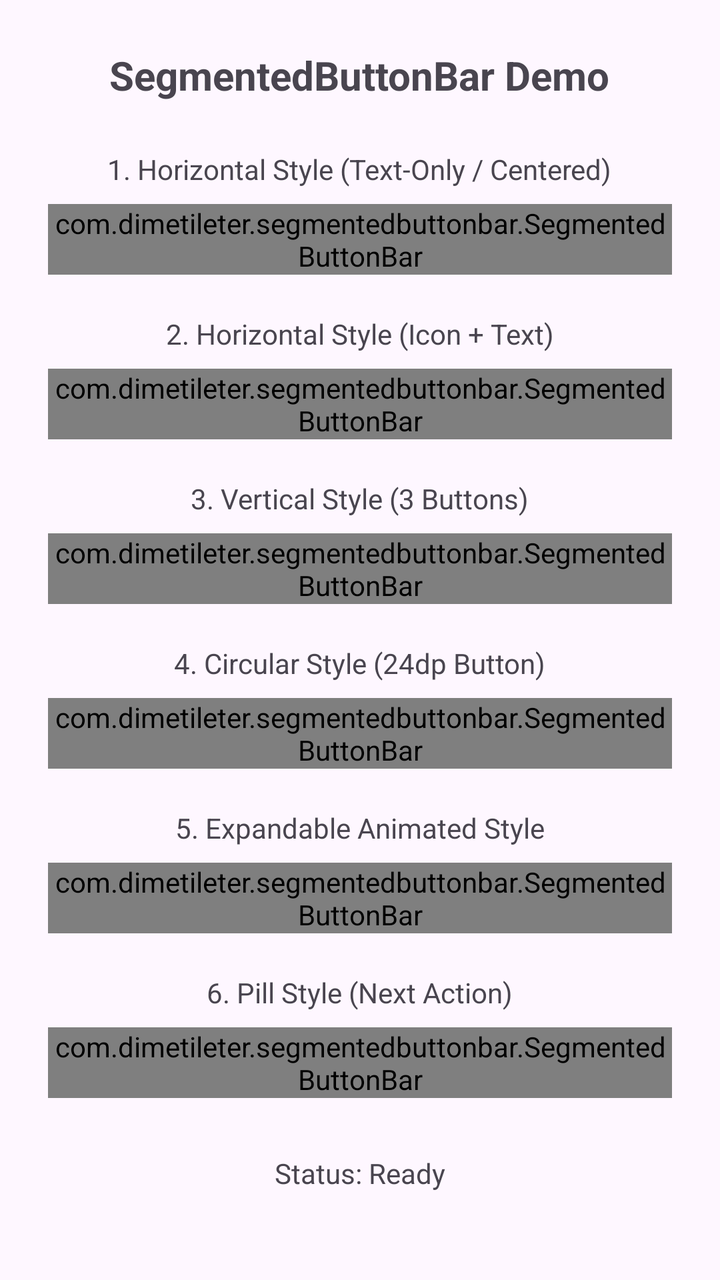
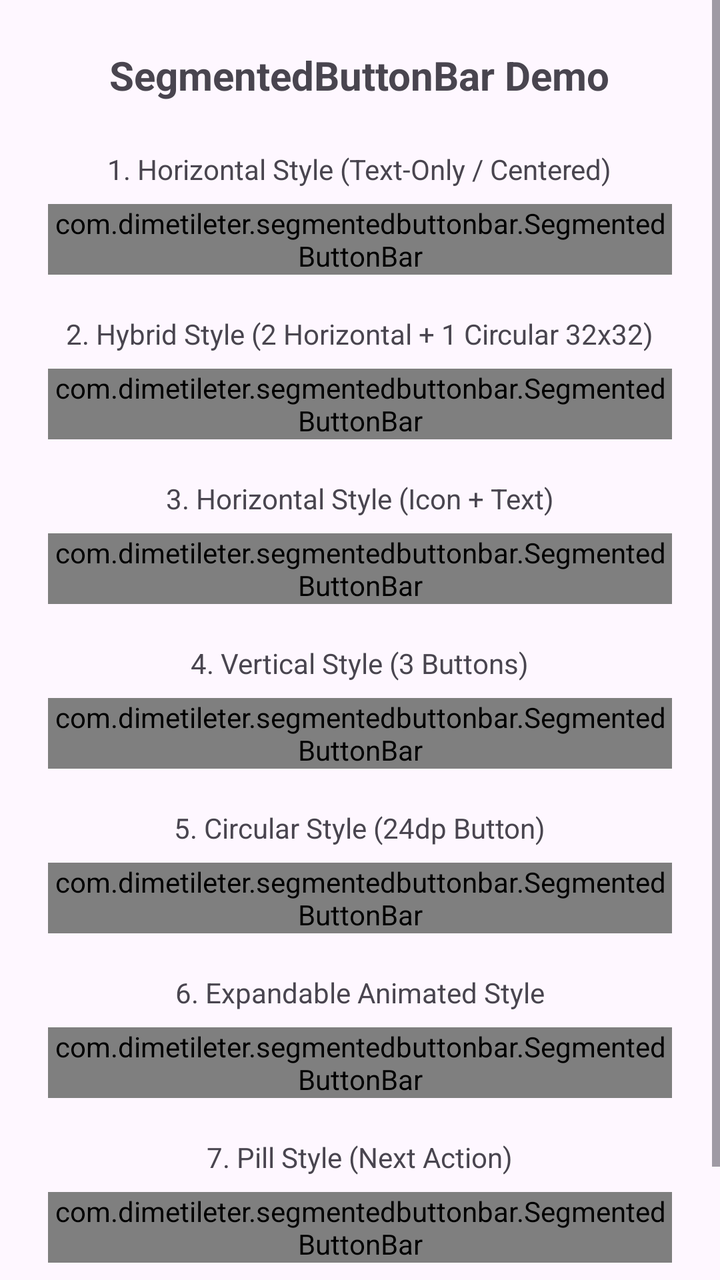

The first picture is an Android layout as it rendered before a commit; the second is the same layout after the commit. The layout source and the unified diff follow.
<!-- AndroidManifest.xml: application theme Theme.SegmentedButtons -->
<!-- res/layout/activity_main.xml -->
<?xml version="1.0" encoding="utf-8"?>
<ScrollView xmlns:android="http://schemas.android.com/apk/res/android"
    xmlns:app="http://schemas.android.com/apk/res-auto"
    xmlns:tools="http://schemas.android.com/tools"
    android:id="@+id/main"
    android:layout_width="match_parent"
    android:layout_height="match_parent"
    tools:context=".MainActivity">

    <LinearLayout
        android:layout_width="match_parent"
        android:layout_height="wrap_content"
        android:orientation="vertical"
        android:gravity="center_horizontal"
        android:padding="24dp">

        <TextView
            android:layout_width="wrap_content"
            android:layout_height="wrap_content"
            android:text="SegmentedButtonBar Demo"
            android:textSize="20sp"
            android:textStyle="bold"
            android:layout_marginBottom="24dp" />

        
        <TextView
            android:layout_width="wrap_content"
            android:layout_height="wrap_content"
            android:text="1. Horizontal Style (Text-Only / Centered)"
            android:layout_marginBottom="8dp" />

        <com.dimetileter.segmentedbuttonbar.SegmentedButtonBar
            android:id="@+id/horizontalBarTextOnly"
            android:layout_width="match_parent"
            android:layout_height="wrap_content"
            app:sbStyle="horizontal"
            app:sbButtonCount="3"
            app:sbButton1Text="Day"
            app:sbButton2Text="Week"
            app:sbButton3Text="Month"
            android:layout_marginBottom="20dp" />

        
        <TextView
            android:layout_width="wrap_content"
            android:layout_height="wrap_content"
            android:text="2. Horizontal Style (Icon + Text)"
            android:layout_marginBottom="8dp" />

        <com.dimetileter.segmentedbuttonbar.SegmentedButtonBar
            android:id="@+id/horizontalBarIconText"
            android:layout_width="match_parent"
            android:layout_height="wrap_content"
            app:sbStyle="horizontal"
            app:sbButtonCount="2"
            app:sbButton1Icon="@drawable/ic_sb_arrow_back"
            app:sbButton1Text="Previous"
            app:sbButton2Icon="@drawable/ic_sb_arrow_next"
            app:sbButton2Text="Next"
            android:layout_marginBottom="20dp" />

        
        <TextView
            android:layout_width="wrap_content"
            android:layout_height="wrap_content"
            android:text="3. Vertical Style (3 Buttons)"
            android:layout_marginBottom="8dp" />

        <com.dimetileter.segmentedbuttonbar.SegmentedButtonBar
            android:id="@+id/verticalBar3"
            android:layout_width="wrap_content"
            android:layout_height="wrap_content"
            app:sbStyle="vertical"
            app:sbButtonCount="3"
            app:sbButton1Icon="@drawable/ic_sb_arrow_next"
            app:sbButton2Icon="@drawable/ic_sb_arrow_back"
            app:sbButton3Icon="@drawable/ic_sb_arrow_next"
            android:layout_marginBottom="20dp" />

        
        <TextView
            android:layout_width="wrap_content"
            android:layout_height="wrap_content"
            android:text="4. Circular Style (24dp Button)"
            android:layout_marginBottom="8dp" />

        <com.dimetileter.segmentedbuttonbar.SegmentedButtonBar
            android:id="@+id/circularBar"
            android:layout_width="wrap_content"
            android:layout_height="wrap_content"
            app:sbStyle="circular"
            app:sbButton1Icon="@drawable/ic_sb_arrow_next"
            android:layout_marginBottom="20dp" />

        
        <TextView
            android:layout_width="wrap_content"
            android:layout_height="wrap_content"
            android:text="5. Expandable Animated Style"
            android:layout_marginBottom="8dp" />

        <com.dimetileter.segmentedbuttonbar.SegmentedButtonBar
            android:id="@+id/expandableBar"
            android:layout_width="wrap_content"
            android:layout_height="wrap_content"
            app:sbStyle="expandable"
            app:sbButtonCount="3"
            app:sbButton1Icon="@drawable/ic_sb_arrow_next"
            app:sbButton2Icon="@drawable/ic_sb_arrow_back"
            app:sbButton3Icon="@drawable/ic_sb_arrow_next"
            android:layout_marginBottom="20dp" />

        
        <TextView
            android:layout_width="wrap_content"
            android:layout_height="wrap_content"
            android:text="6. Pill Style (Next Action)"
            android:layout_marginBottom="8dp" />

        <com.dimetileter.segmentedbuttonbar.SegmentedButtonBar
            android:id="@+id/pillNextBar"
            android:layout_width="wrap_content"
            android:layout_height="wrap_content"
            app:sbStyle="pill"
            app:sbPillType="next"
            android:layout_marginBottom="20dp" />

        
        <TextView
            android:id="@+id/statusText"
            android:layout_width="wrap_content"
            android:layout_height="wrap_content"
            android:text="Status: Ready"
            android:textSize="14sp"
            android:layout_marginTop="8dp" />
    </LinearLayout>
</ScrollView>
<!-- resources referenced by this layout -->
<resources>
  <!-- drawable ic_sb_arrow_back (drawable) -->
  <vector xmlns:android="http://schemas.android.com/apk/res/android"
      android:width="24dp"
      android:height="24dp"
      android:viewportWidth="24"
      android:viewportHeight="24"
      android:tint="?android:attr/colorControlNormal">
      <path
          android:fillColor="@android:color/white"
          android:pathData="M15.41,7.41L10.83,12l4.58,4.59L14,18l-6,-6l6,-6L15.41,7.41z"/>
  </vector>
  <!-- drawable ic_sb_arrow_next (drawable) -->
  <vector xmlns:android="http://schemas.android.com/apk/res/android"
      android:width="24dp"
      android:height="24dp"
      android:viewportWidth="24"
      android:viewportHeight="24"
      android:tint="?android:attr/colorControlNormal">
      <path
          android:fillColor="@android:color/white"
          android:pathData="M8.59,16.59L13.17,12L8.59,7.41L10,6l6,6l-6,6L8.59,16.59z"/>
  </vector>
  <style name="Theme.SegmentedButtons" parent="Base.Theme.SegmentedButtons" />
  <style name="Base.Theme.SegmentedButtons" parent="Theme.Material3.DayNight.NoActionBar">
          
          
      </style>
</resources>

<!-- the commit's change to res/layout/activity_main.xml (unified diff, before → after) -->
@@ -44,7 +44,26 @@
         <TextView
             android:layout_width="wrap_content"
             android:layout_height="wrap_content"
-            android:text="2. Horizontal Style (Icon + Text)"
+            android:text="2. Hybrid Style (2 Horizontal + 1 Circular 32x32)"
+            android:layout_marginBottom="8dp" />
+
+        <com.dimetileter.segmentedbuttonbar.SegmentedButtonBar
+            android:id="@+id/hybridBar"
+            android:layout_width="match_parent"
+            android:layout_height="wrap_content"
+            app:sbStyle="horizontal"
+            app:sbButtonCount="3"
+            app:sbButton1Text="Active"
+            app:sbButton2Text="Completed"
+            app:sbButton3Style="circular"
+            app:sbButton3Icon="@drawable/ic_sb_arrow_next"
+            android:layout_marginBottom="20dp" />
+
+        
+        <TextView
+            android:layout_width="wrap_content"
+            android:layout_height="wrap_content"
+            android:text="3. Horizontal Style (Icon + Text)"
             android:layout_marginBottom="8dp" />
 
         <com.dimetileter.segmentedbuttonbar.SegmentedButtonBar
@@ -63,7 +82,7 @@
         <TextView
             android:layout_width="wrap_content"
             android:layout_height="wrap_content"
-            android:text="3. Vertical Style (3 Buttons)"
+            android:text="4. Vertical Style (3 Buttons)"
             android:layout_marginBottom="8dp" />
 
         <com.dimetileter.segmentedbuttonbar.SegmentedButtonBar
@@ -81,7 +100,7 @@
         <TextView
             android:layout_width="wrap_content"
             android:layout_height="wrap_content"
-            android:text="4. Circular Style (24dp Button)"
+            android:text="5. Circular Style (24dp Button)"
             android:layout_marginBottom="8dp" />
 
         <com.dimetileter.segmentedbuttonbar.SegmentedButtonBar
@@ -96,7 +115,7 @@
         <TextView
             android:layout_width="wrap_content"
             android:layout_height="wrap_content"
-            android:text="5. Expandable Animated Style"
+            android:text="6. Expandable Animated Style"
             android:layout_marginBottom="8dp" />
 
         <com.dimetileter.segmentedbuttonbar.SegmentedButtonBar
@@ -114,7 +133,7 @@
         <TextView
             android:layout_width="wrap_content"
             android:layout_height="wrap_content"
-            android:text="6. Pill Style (Next Action)"
+            android:text="7. Pill Style (Next Action)"
             android:layout_marginBottom="8dp" />
 
         <com.dimetileter.segmentedbuttonbar.SegmentedButtonBar
